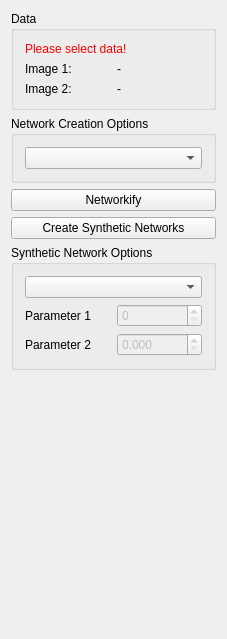
Qt form Plugins/org.mitk.gui.qt.diffusionimaging/src/internal/Connectomics/QmitkConnectomicsDataViewControls.ui (MITK/MITK) before a commit.
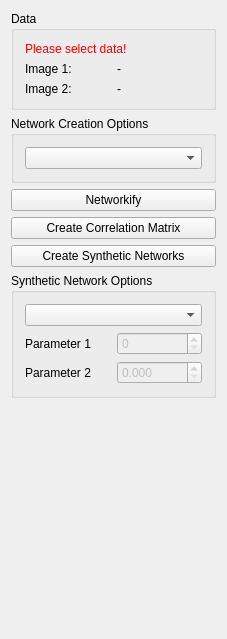
The same form after that commit.

Commit message: Add fMRI network generation to GUI

```diff
--- a/Plugins/org.mitk.gui.qt.diffusionimaging/src/internal/Connectomics/QmitkConnectomicsDataViewControls.ui
+++ b/Plugins/org.mitk.gui.qt.diffusionimaging/src/internal/Connectomics/QmitkConnectomicsDataViewControls.ui
@@ -97,6 +97,13 @@
      </property>
     </widget>
    </item>
+   <item>
+    <widget class="QPushButton" name="createCorrelationMatrixPushButton">
+     <property name="text">
+      <string>Create Correlation Matrix</string>
+     </property>
+    </widget>
+   </item>
    <item>
     <widget class="QPushButton" name="syntheticNetworkCreationPushButton">
      <property name="text">
```
The commit also changes 4 other files.
